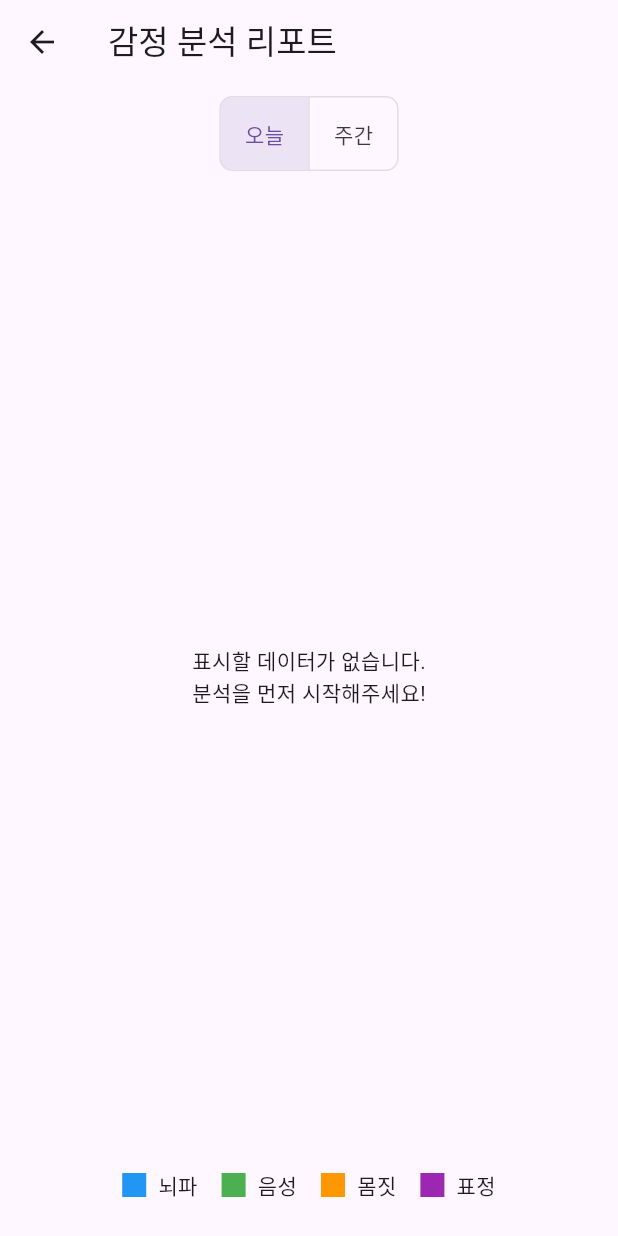
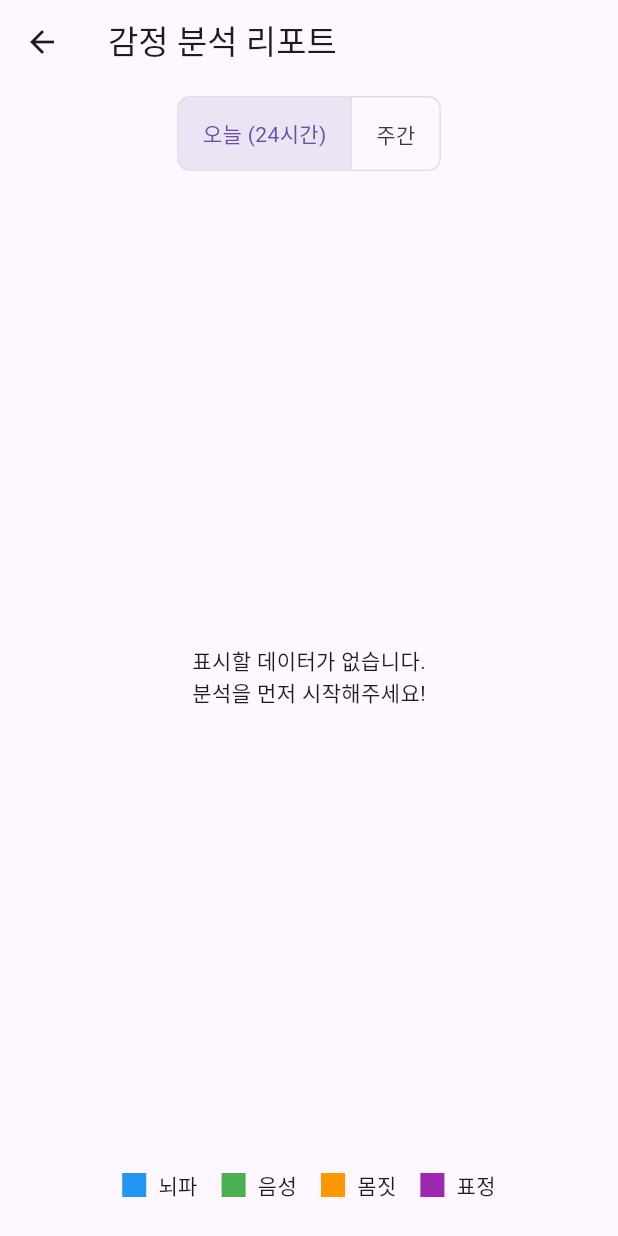
Before and after one commit to ImCuriosity/pet_behavior_app, a Flutter app: the DogStatsScreen screen opened directly, on a phone screen of 412 x 824 dp. Run offline on Flutter 3.47's test engine with Material 3 defaults, Android fonts, the light colour scheme and no system bars; our stand-ins replace fl_chart, flutter_dotenv, flutter_markdown, flutter_riverpod, hive_flutter, supabase_flutter; accounts and stored records are empty.

Commit message:
Fix: 분석 점수 미표시 및 그래프 데이터 오류 복원

```diff
--- a/lib/features/auth/screens/home_screen.dart
+++ b/lib/features/auth/screens/home_screen.dart
@@ -204,8 +204,12 @@ class _AnalysisControlPanelState extends ConsumerState<AnalysisControlPanel> {
       final status = result['status'] ?? 'unknown';
 
       if (status == 'success') {
+        // ✨ [수정] 분석 점수를 다시 표시하도록 코드를 복원합니다.
+        final positiveScore = result['positive_score'] ?? 0.0;
+        final activeScore = result['active_score'] ?? 0.0;
         setState(() {
-          _result = '✅ 분석 성공! 그래프 데이터가 업데이트되었습니다.';
+          _result =
+              '✅ 분석 성공!\n- 긍정 점수: ${positiveScore.toStringAsFixed(2)}\n- 활동 점수: ${activeScore.toStringAsFixed(2)}';
         });
         ref.invalidate(analysisResultsProvider);
       } else {
--- a/lib/features/dog_stats/screens/dog_stats_screen.dart
+++ b/lib/features/dog_stats/screens/dog_stats_screen.dart
@@ -40,9 +40,10 @@ final analysisResultsProvider =
   final now = DateTime.now();
   DateTime startDate;
   if (viewType == 'daily') {
-    startDate = DateTime(now.year, now.month, now.day); // Today 00:00
+    // ✨ [수정] '오늘' 보기의 기준을 '지난 24시간'으로 되돌립니다.
+    startDate = now.subtract(const Duration(hours: 24));
   } else { // weekly
-    startDate = now.subtract(Duration(days: now.weekday - 1)); // This week's Monday
+    startDate = now.subtract(Duration(days: now.weekday - 1));
     startDate = DateTime(startDate.year, startDate.month, startDate.day);
   }
 
@@ -104,7 +105,8 @@ class _DogStatsScreenState extends ConsumerState<DogStatsScreen> {
               },
               borderRadius: BorderRadius.circular(8.0),
               children: const [
-                Padding(padding: EdgeInsets.symmetric(horizontal: 16), child: Text('오늘')),
+                 // ✨ [수정] 텍스트는 '오늘'로 유지하지만, 실제 로직은 '24시간'으로 작동합니다.
+                Padding(padding: EdgeInsets.symmetric(horizontal: 16), child: Text('오늘 (24시간)')),
                 Padding(padding: EdgeInsets.symmetric(horizontal: 16), child: Text('주간')),
               ],
             ),
@@ -156,9 +158,9 @@ class _DogStatsScreenState extends ConsumerState<DogStatsScreen> {
     for (var result in results) {
       int groupIndex;
       if (_viewType == 'daily') {
-        groupIndex = result.createdAt.hour;
+        groupIndex = result.createdAt.toLocal().hour;
       } else { // weekly
-        groupIndex = result.createdAt.weekday; // 1: Monday, 7: Sunday
+        groupIndex = result.createdAt.toLocal().weekday; // 1: Monday, 7: Sunday
       }
 
       _groupedData.putIfAbsent(groupIndex, () => {});
```
Also changed, not shown: 2 other files.
